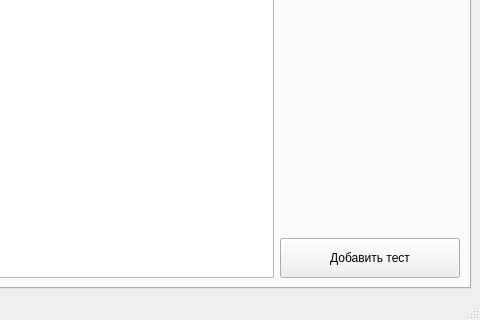
geroineee/ARM_QT, file mainwindow.ui: the form before one commit; both pictures show x 320 to 800 and y 280 to 600 of the 800 by 600 pixel window.
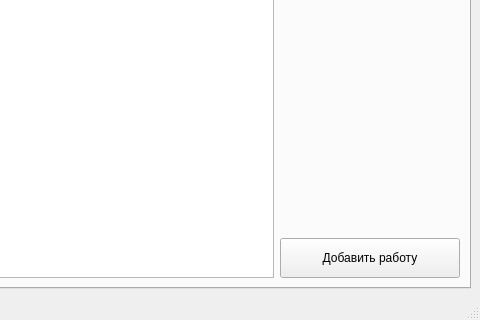
The form after the commit. The open tabs and pages were chosen to show the change.

Diff of the .ui file:
```diff
--- a/mainwindow.ui
+++ b/mainwindow.ui
@@ -175,7 +175,7 @@
            </size>
           </property>
           <property name="text">
-           <string>Добавить тест</string>
+           <string>Добавить работу</string>
           </property>
          </widget>
         </item>
```
